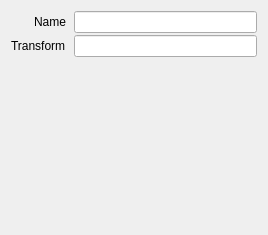
houmain/gpupad, file src/session/properties/InstanceProperties.ui: the form before one commit.
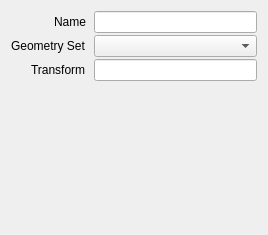
The form after the commit. Custom widgets are drawn as their Qt base class.

Commit message: Added item GeometrySet which directly represents ray tracing BLAS

```diff
--- a/src/session/properties/InstanceProperties.ui
+++ b/src/session/properties/InstanceProperties.ui
@@ -45,13 +45,23 @@
       <widget class="QLineEdit" name="name"/>
      </item>
      <item row="1" column="0">
+      <widget class="QLabel" name="labelGeometrySet">
+       <property name="text">
+        <string>Geometry Set</string>
+       </property>
+      </widget>
+     </item>
+     <item row="1" column="1">
+      <widget class="ReferenceComboBox" name="geometrySet"/>
+     </item>
+     <item row="2" column="0">
       <widget class="QLabel" name="labelTransform">
        <property name="text">
         <string>Transform</string>
        </property>
       </widget>
      </item>
-     <item row="1" column="1">
+     <item row="2" column="1">
       <widget class="ExpressionLineEdit" name="transform"/>
      </item>
     </layout>
@@ -59,6 +69,11 @@
   </layout>
  </widget>
  <customwidgets>
+  <customwidget>
+   <class>ReferenceComboBox</class>
+   <extends>QComboBox</extends>
+   <header>widgets/ReferenceComboBox.h</header>
+  </customwidget>
   <customwidget>
    <class>ExpressionLineEdit</class>
    <extends>QLineEdit</extends>
```
The commit also changes 28 other files.
